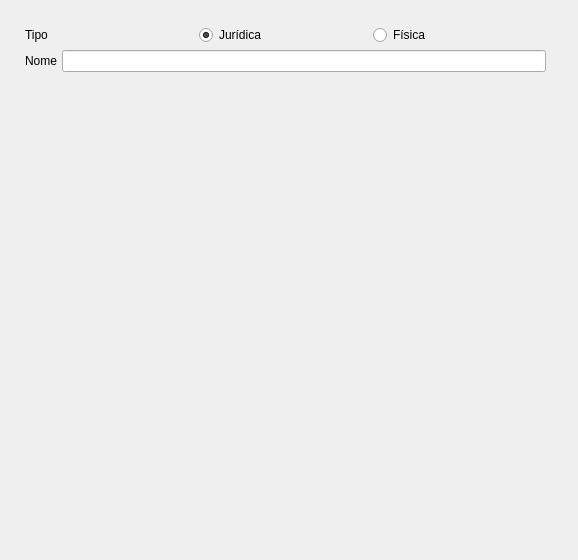
Above: Resources/UI/CadastroPessoa.ui from Klubas/Projeto-SOAD before the change. Below: the same form after it.
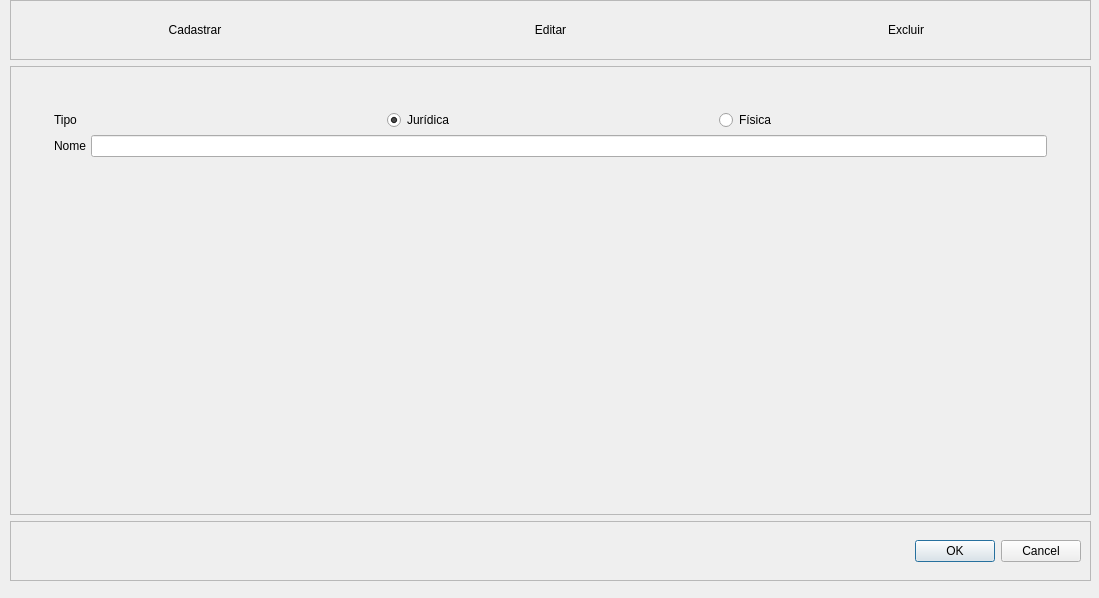
That is the form after the change.

Commit message: - algumas chamadas de interface - cadastro padrao - melhoria de modal de status

```diff
--- a/Resources/UI/CadastroPessoa.ui
+++ b/Resources/UI/CadastroPessoa.ui
@@ -9,8 +9,8 @@
    <rect>
     <x>0</x>
     <y>0</y>
-    <width>578</width>
-    <height>560</height>
+    <width>1099</width>
+    <height>598</height>
    </rect>
   </property>
   <property name="sizePolicy">
@@ -31,13 +31,99 @@
   <widget class="QWidget" name="horizontalLayoutWidget">
    <property name="geometry">
     <rect>
-     <x>0</x>
+     <x>10</x>
      <y>0</y>
-     <width>571</width>
-     <height>561</height>
+     <width>1081</width>
+     <height>581</height>
     </rect>
    </property>
-   <layout class="QHBoxLayout" name="horizontalLayout" stretch="0">
+   <layout class="QGridLayout" name="gridLayout_5">
+    <item row="0" column="0">
+     <layout class="QVBoxLayout" name="verticalLayout">
+      <item>
+       <widget class="QFrame" name="frame_menu">
+        <property name="maximumSize">
+         <size>
+          <width>16777215</width>
+          <height>60</height>
+         </size>
+        </property>
+        <property name="frameShape">
+         <enum>QFrame::StyledPanel</enum>
+        </property>
+        <property name="frameShadow">
+         <enum>QFrame::Raised</enum>
+        </property>
+        <layout class="QHBoxLayout" name="horizontalLayout_4">
+         <item>
+          <layout class="QHBoxLayout" name="horizontalLayout_3">
+           <item>
+            <widget class="QPushButton" name="pushButto_cadastrar">
+             <property name="text">
+              <string>Cadastrar</string>
+             </property>
+             <property name="checkable">
+              <bool>false</bool>
+             </property>
+             <property name="default">
+              <bool>false</bool>
+             </property>
+             <property name="flat">
+              <bool>true</bool>
+             </property>
+            </widget>
+           </item>
+           <item>
+            <widget class="QPushButton" name="pushButton_editar">
+             <property name="text">
+              <string>Editar</string>
+             </property>
+             <property name="checkable">
+              <bool>false</bool>
+             </property>
+             <property name="default">
+              <bool>false</bool>
+             </property>
+             <property name="flat">
+              <bool>true</bool>
+             </property>
+            </widget>
+           </item>
+           <item>
+            <widget class="QPushButton" name="pushButton_excluir">
+             <property name="text">
+              <string>Excluir</string>
+             </property>
+             <property name="checkable">
+              <bool>false</bool>
+             </property>
+             <property name="default">
+              <bool>false</bool>
+             </property>
+             <property name="flat">
+              <bool>true</bool>
+             </property>
+            </widget>
+           </item>
+          </layout>
+         </item>
+        </layout>
+       </widget>
+      </item>
+      <item>
+       <widget class="QFrame" name="frame_contents">
+        <property name="frameShape">
+         <enum>QFrame::StyledPanel</enum>
+        </property>
+        <property name="frameShadow">
+         <enum>QFrame::Raised</enum>
+        </property>
+        <layout class="QGridLayout" name="gridLayout_7">
+         <item row="0" column="0">
+          <widget class="QWidget" name="widget" native="true">
+           <layout class="QGridLayout" name="gridLayout_4">
+            <item row="0" column="0">
+             <layout class="QGridLayout" name="gridLayout">
     <property name="sizeConstraint">
      <enum>QLayout::SetMaximumSize</enum>
     </property>
@@ -53,7 +139,7 @@
     <property name="bottomMargin">
      <number>20</number>
     </property>
-    <item>
+              <item row="0" column="0">
      <layout class="QFormLayout" name="formLayout">
       <property name="horizontalSpacing">
        <number>5</number>
@@ -74,10 +160,7 @@
        <number>5</number>
       </property>
       <item row="0" column="1">
-       <layout class="QHBoxLayout" name="horizontalLayout_2">
-        <property name="spacing">
-         <number>1</number>
-        </property>
+                 <layout class="QHBoxLayout" name="horizontalLayout_5">
         <property name="sizeConstraint">
          <enum>QLayout::SetMinimumSize</enum>
         </property>
@@ -117,10 +200,7 @@
        </layout>
       </item>
       <item row="1" column="1">
-       <layout class="QHBoxLayout" name="horizontalLayout_3">
-        <property name="spacing">
-         <number>5</number>
-        </property>
+                 <layout class="QHBoxLayout" name="horizontalLayout_6">
         <property name="sizeConstraint">
          <enum>QLayout::SetDefaultConstraint</enum>
         </property>
@@ -135,6 +215,45 @@
          <widget class="QLineEdit" name="lineEdit"/>
         </item>
        </layout>
+                </item>
+               </layout>
+              </item>
+             </layout>
+            </item>
+           </layout>
+          </widget>
+         </item>
+        </layout>
+       </widget>
+      </item>
+      <item>
+       <widget class="QFrame" name="frame_buttons">
+        <property name="maximumSize">
+         <size>
+          <width>16777215</width>
+          <height>60</height>
+         </size>
+        </property>
+        <property name="frameShape">
+         <enum>QFrame::StyledPanel</enum>
+        </property>
+        <property name="frameShadow">
+         <enum>QFrame::Raised</enum>
+        </property>
+        <layout class="QHBoxLayout" name="horizontalLayout">
+         <item>
+          <layout class="QHBoxLayout" name="horizontalLayout_2">
+           <item>
+            <widget class="QDialogButtonBox" name="buttonBox">
+             <property name="standardButtons">
+              <set>QDialogButtonBox::Cancel|QDialogButtonBox::Ok</set>
+             </property>
+            </widget>
+           </item>
+          </layout>
+         </item>
+        </layout>
+       </widget>
       </item>
      </layout>
     </item>
```
Left out of the diff: 2 changed lines with no effect on the pictures. Lines whose indentation alone changed are shown as unchanged. The commit also changes 28 other files.
